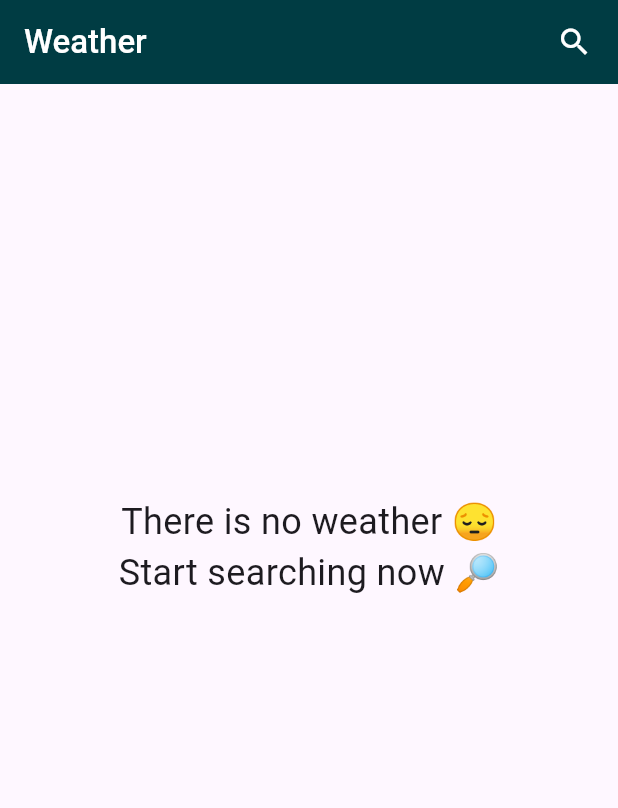
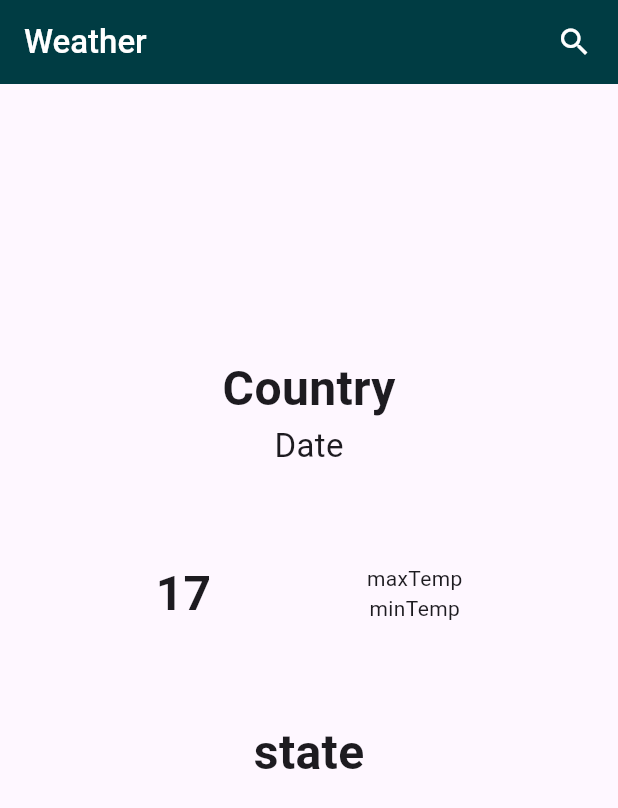
Before and after one commit to amirrrra/Weather-App, a Flutter app: the screen it shows after launch, on a phone screen of 412 x 824 dp. Shown: the top 808 px of the screen. Run offline on Flutter 3.47's test engine with Material 3 defaults, Android fonts, the phone set to English and light mode, and no system bars.

Commit message:
build weather data widget

```diff
--- a/lib/views/home_view.dart
+++ b/lib/views/home_view.dart
@@ -1,6 +1,6 @@
 import 'package:flutter/material.dart';
 import 'package:weather_app/widgets/app_bar_widget.dart';
-import 'package:weather_app/widgets/no_weather_data_widget.dart';
+import 'package:weather_app/widgets/weather_data_widget.dart';
 
 class HomeView extends StatelessWidget {
   const HomeView({super.key});
@@ -9,7 +9,7 @@ class HomeView extends StatelessWidget {
   Widget build(BuildContext context) {
     return const Scaffold(
       appBar: AppBarWidget(),
-      body: NoWeatherDataWidget(),
+      body: WeatherDataWidget(),
     );
   }
 }
--- /dev/null
+++ b/lib/widgets/weather_data_widget.dart
@@ -0,0 +1,56 @@
+import 'package:flutter/material.dart';
+
+class WeatherDataWidget extends StatelessWidget {
+  const WeatherDataWidget({super.key});
+
+  @override
+  Widget build(BuildContext context) {
+    var textStyle = const TextStyle(
+      fontSize: 32,
+      fontWeight: FontWeight.bold,
+    );
+    return Column(
+      mainAxisAlignment: MainAxisAlignment.center,
+      children: [
+        const Spacer(
+          flex: 3,
+        ),
+        Text(
+          'Country',
+          style: textStyle,
+        ),
+        const Text(
+          'Date',
+          style: TextStyle(
+            fontSize: 22,
+          ),
+        ),
+        const Spacer(),
+        Row(
+          mainAxisAlignment: MainAxisAlignment.spaceEvenly,
+          children: [
+            // Image.asset('name'),
+            Text(
+              '17',
+              style: textStyle,
+            ),
+            const Column(
+              children: [
+                Text('maxTemp'),
+                Text('minTemp'),
+              ],
+            ),
+          ],
+        ),
+        const Spacer(),
+        Text(
+          'state',
+          style: textStyle,
+        ),
+        const Spacer(
+          flex: 5,
+        ),
+      ],
+    );
+  }
+}
```
